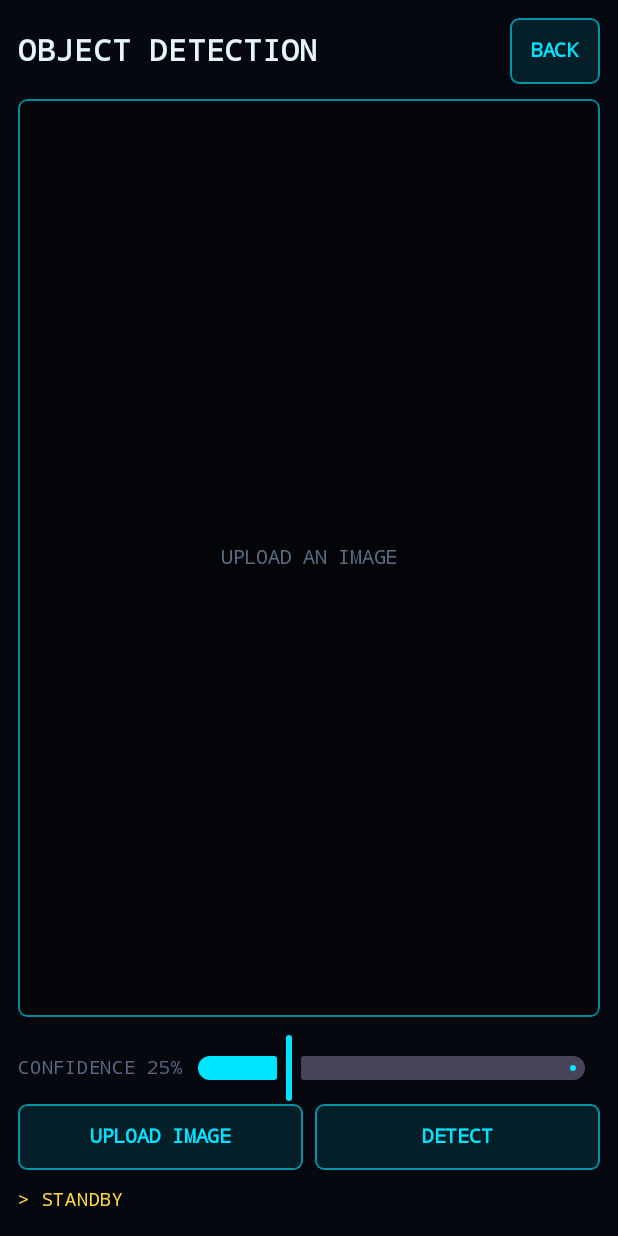
After one commit to Moaz221/amt-computer-vision-android, an Android app built with Jetpack Compose: the composable DetectionScreen shown on its own in the app's theme, on a phone screen of 412 x 824 dp. The commit adds this screen. Run offline under Robolectric (Android 15) with nearby library versions, the phone set to English and light mode, and no system bars; network calls fail.

Commit message:
Add YOLOv5 object detection screen, TFLite decoder with tests, Colab training notebook

```diff
--- /dev/null
+++ b/app/src/main/java/com/amt/vision/ui/DetectionScreen.kt
@@ -0,0 +1,120 @@
+package com.amt.vision.ui
+
+import androidx.compose.foundation.Canvas
+import androidx.compose.foundation.Image
+import androidx.compose.foundation.background
+import androidx.compose.foundation.border
+import androidx.compose.foundation.clickable
+import androidx.compose.foundation.layout.*
+import androidx.compose.foundation.shape.RoundedCornerShape
+import androidx.compose.material3.Slider
+import androidx.compose.material3.Text
+import androidx.compose.runtime.Composable
+import androidx.compose.ui.Alignment
+import androidx.compose.ui.Modifier
+import androidx.compose.ui.draw.clip
+import androidx.compose.ui.geometry.Offset
+import androidx.compose.ui.geometry.Size
+import androidx.compose.ui.graphics.Color
+import androidx.compose.ui.graphics.asImageBitmap
+import androidx.compose.ui.graphics.drawscope.Stroke
+import androidx.compose.ui.graphics.nativeCanvas
+import androidx.compose.ui.layout.ContentScale
+import androidx.compose.ui.text.font.FontFamily
+import androidx.compose.ui.text.font.FontWeight
+import androidx.compose.ui.unit.dp
+import androidx.compose.ui.unit.sp
+import com.amt.vision.vm.DetectionState
+import kotlin.math.min
+import kotlin.math.roundToInt
+
+private val Palette = listOf(Color(0xFF00E5FF), Color(0xFFFF5252), Color(0xFF69F0AE), Color(0xFFFFD740), Color(0xFFE040FB))
+
+@Composable
+fun DetectionScreen(
+    state: DetectionState,
+    onUpload: () -> Unit,
+    onDetect: () -> Unit,
+    onThreshold: (Float) -> Unit,
+    onBack: () -> Unit
+) {
+    Column(
+        Modifier.fillMaxSize().background(BgDark).statusBarsPadding().navigationBarsPadding().padding(12.dp)
+    ) {
+        Row(verticalAlignment = Alignment.CenterVertically) {
+            Text(
+                "OBJECT DETECTION",
+                fontFamily = FontFamily.Monospace, fontWeight = FontWeight.Bold, fontSize = 20.sp,
+                color = TextMain, modifier = Modifier.weight(1f)
+            )
+            Chip("BACK", onBack)
+        }
+        Spacer(Modifier.height(10.dp))
+        Box(
+            Modifier.weight(1f).fillMaxWidth()
+                .clip(RoundedCornerShape(6.dp))
+                .border(1.dp, Accent.copy(alpha = 0.6f), RoundedCornerShape(6.dp))
+                .background(Color(0xFF030509))
+        ) {
+            val bmp = state.bitmap
+            if (bmp == null) {
+                Text(
+                    "UPLOAD AN IMAGE", fontFamily = FontFamily.Monospace, fontSize = 13.sp,
+                    color = TextDim, modifier = Modifier.align(Alignment.Center)
+                )
+            } else {
+                Image(
+                    bitmap = bmp.asImageBitmap(), contentDescription = null,
+                    modifier = Modifier.fillMaxSize().padding(14.dp), contentScale = ContentScale.Fit
+                )
+                // Boxes are in image pixels; map them onto the Fit-scaled image inside the 14dp padding.
+                Canvas(Modifier.fillMaxSize().padding(14.dp)) {
+                    val s = min(size.width / bmp.width, size.height / bmp.height)
+                    val offX = (size.width - bmp.width * s) / 2f
+                    val offY = (size.height - bmp.height * s) / 2f
+                    val paint = android.graphics.Paint().apply {
+                        textSize = 13.sp.toPx(); isAntiAlias = true; typeface = android.graphics.Typeface.MONOSPACE
+                    }
+                    state.detections.forEach { d ->
+                        val color = Palette[d.classId % Palette.size]
+                        val tl = Offset(offX + d.left * s, offY + d.top * s)
+                        drawRect(color, tl, Size((d.right - d.left) * s, (d.bottom - d.top) * s), style = Stroke(3f))
+                        val text = "${d.label} ${(d.score * 100).roundToInt()}%"
+                        val tw = paint.measureText(text)
+                        val th = paint.textSize + 8f
+                        val ty = if (tl.y - th < 0f) tl.y else tl.y - th
+                        drawRect(color, Offset(tl.x, ty), Size(tw + 12f, th))
+                        paint.color = android.graphics.Color.BLACK
+                        drawContext.canvas.nativeCanvas.drawText(text, tl.x + 6f, ty + th - 8f, paint)
+                    }
+                }
+            }
+        }
+        Spacer(Modifier.height(10.dp))
+        Row(verticalAlignment = Alignment.CenterVertically) {
+            Text("CONFIDENCE ${(state.threshold * 100).roundToInt()}%", fontFamily = FontFamily.Monospace, fontSize = 12.sp, color = TextDim)
+            Slider(value = state.threshold, onValueChange = onThreshold, valueRange = 0.05f..0.9f, modifier = Modifier.weight(1f).padding(horizontal = 8.dp))
+        }
+        Row(horizontalArrangement = Arrangement.spacedBy(8.dp), modifier = Modifier.fillMaxWidth()) {
+            Chip("UPLOAD IMAGE", onUpload, Modifier.weight(1f))
+            Chip(if (state.running) "RUNNING..." else "DETECT", onDetect, Modifier.weight(1f))
+        }
+        Spacer(Modifier.height(8.dp))
+        Text(
+            "> ${state.status}", fontFamily = FontFamily.Monospace, fontSize = 12.sp,
+            color = if (state.modelReady) Accent else Color(0xFFFFD740)
+        )
+    }
+}
+
+@Composable
+private fun Chip(label: String, onClick: () -> Unit, modifier: Modifier = Modifier) {
+    Box(
+        modifier.clip(RoundedCornerShape(6.dp)).background(AccentFaint)
+            .border(1.dp, Accent.copy(alpha = 0.6f), RoundedCornerShape(6.dp))
+            .clickable(onClick = onClick).padding(horizontal = 14.dp, vertical = 10.dp),
+        contentAlignment = Alignment.Center
+    ) {
+        Text(label, fontFamily = FontFamily.Monospace, fontWeight = FontWeight.Bold, fontSize = 13.sp, color = Accent)
+    }
+}
```
Also changed, not shown: app/src/main/java/com/amt/vision/MainActivity.kt (+19 -2 lines), app/src/main/java/com/amt/vision/ml/ObjectDetector.kt (added, +73 -0 lines), app/src/main/java/com/amt/vision/ml/YoloDecoder.kt (added, +85 -0 lines), app/src/main/java/com/amt/vision/ui/MainScreen.kt (+17 -3 lines), app/src/main/java/com/amt/vision/vm/DetectionViewModel.kt (added, +86 -0 lines), 3 other files.
